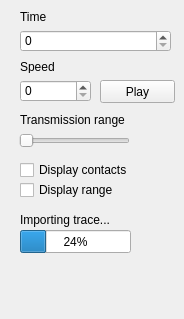
Old version of the form src/controlwidget.ui in the repository Bramas/manet-viz.
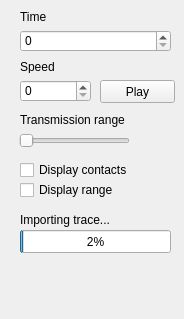
New version of the form.

The edit to the form file:
```diff
--- a/src/controlwidget.ui
+++ b/src/controlwidget.ui
@@ -136,10 +136,13 @@
      <rect>
       <x>20</x>
       <y>230</y>
-      <width>111</width>
+      <width>151</width>
       <height>23</height>
      </rect>
     </property>
+    <property name="maximum">
+     <number>1000</number>
+    </property>
     <property name="value">
      <number>24</number>
     </property>
@@ -149,7 +152,7 @@
      <rect>
       <x>20</x>
       <y>210</y>
-      <width>121</width>
+      <width>151</width>
       <height>20</height>
      </rect>
     </property>
```
